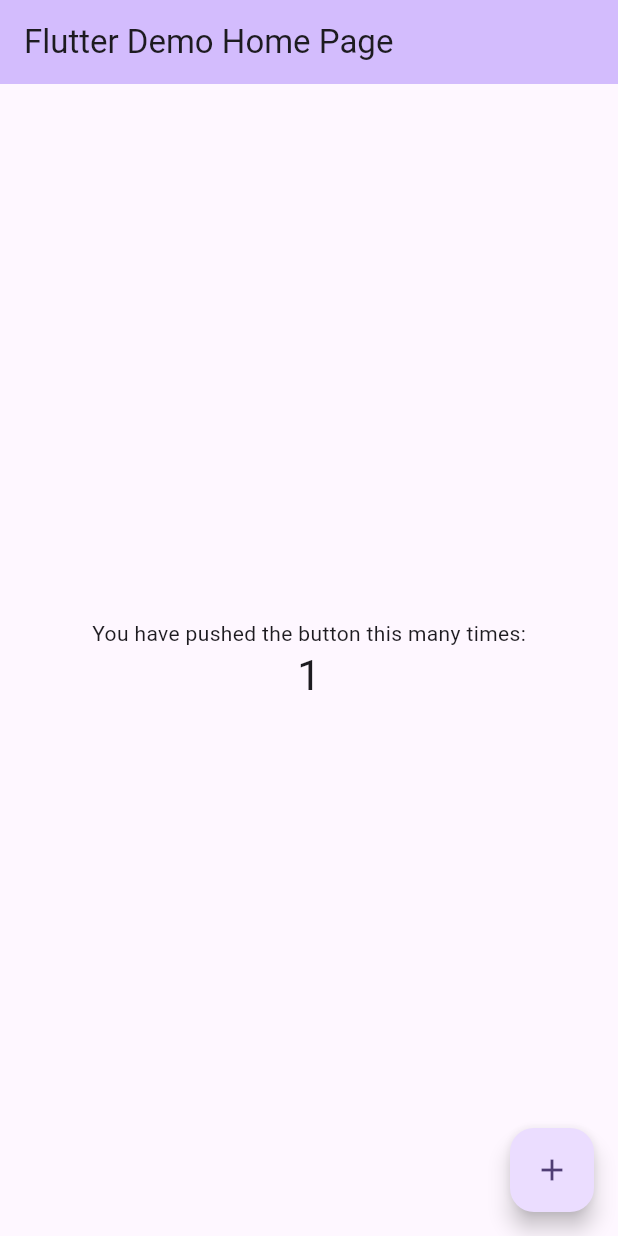
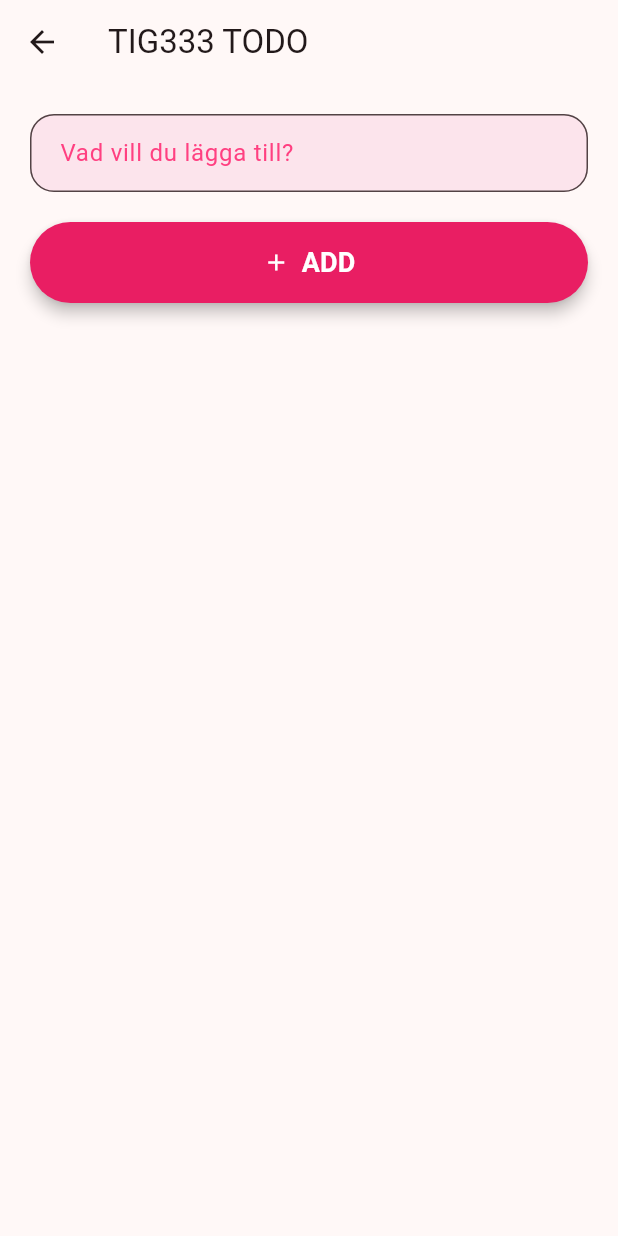
Before and after one commit to gu-tig333-ht25/gusdavama, a Flutter app: the screen it shows after launch, after a tap on the "add" icon, on a phone screen of 412 x 824 dp. Run offline on Flutter 3.47's test engine with Material 3 defaults, Android fonts, the phone set to English and light mode, and no system bars.

Commit message:
Steg 1
Den grafiska profilen för appen. Inte klickbar förutom plus-knappen på första sidan så man kan komma till den andra sidan.

```diff
--- a/lib/main.dart
+++ b/lib/main.dart
@@ -1,123 +1,153 @@
-import 'package:flutter/material.dart';
+import 'package:flutter/material.dart'; //importerar flutter biblotek
 
-void main() {
-  runApp(MyApp());
+void main() { // Startar
+  runApp(const TodoApp()); //visar ToDoApp
 }
 
-class MyApp extends StatelessWidget {
-  MyApp({super.key});
+class TodoApp extends StatelessWidget { //skapar huvud-widgeten, den är också stateless, att den inte kan ändras
+  const TodoApp({super.key});
 
-  // This widget is the root of your application.
   @override
-  Widget build(BuildContext context) {
+  Widget build(BuildContext context) { //bestämmer hur widgeten ska se ut
     return MaterialApp(
-      title: 'Flutter Demo',
-      theme: ThemeData(
-        // This is the theme of your application.
-        //
-        // TRY THIS: Try running your application with "flutter run". You'll see
-        // the application has a purple toolbar. Then, without quitting the app,
-        // try changing the seedColor in the colorScheme below to Colors.green
-        // and then invoke "hot reload" (save your changes or press the "hot
-        // reload" button in a Flutter-supported IDE, or press "r" if you used
-        // the command line to start the app).
-        //
-        // Notice that the counter didn't reset back to zero; the application
-        // state is not lost during the reload. To reset the state, use hot
-        // restart instead.
-        //
-        // This works for code too, not just values: Most code changes can be
-        // tested with just a hot reload.
-        colorScheme: ColorScheme.fromSeed(seedColor: Colors.deepPurple),
-        useMaterial3: true,
-      ),
-      home: MyHomePage(title: 'Flutter Demo Home Page'),
+      title: 'TIG333 TODO', // titeln på appen
+      theme: ThemeData( //temat för appen
+  colorScheme: ColorScheme.fromSeed(seedColor: Colors.pink),//färgtema
+  useMaterial3: true, //designsystem som gör appen mer modern
+),
+
+      home: const TodoListScreen(), //sätter startsidan
+      debugShowCheckedModeBanner: false, //tar bort debug-bannern
     );
   }
 }
 
-class MyHomePage extends StatefulWidget {
-  MyHomePage({super.key, required this.title});
-
-  // This widget is the home page of your application. It is stateful, meaning
-  // that it has a State object (defined below) that contains fields that affect
-  // how it looks.
-
-  // This class is the configuration for the state. It holds the values (in this
-  // case the title) provided by the parent (in this case the App widget) and
-  // used by the build method of the State. Fields in a Widget subclass are
-  // always marked "final".
-
-  final String title;
-
-  @override
-  State<MyHomePage> createState() => _MyHomePageState();
-}
-
-class _MyHomePageState extends State<MyHomePage> {
-  int _counter = 0;
-
-  void _incrementCounter() {
-    setState(() {
-      // This call to setState tells the Flutter framework that something has
-      // changed in this State, which causes it to rerun the build method below
-      // so that the display can reflect the updated values. If we changed
-      // _counter without calling setState(), then the build method would not be
-      // called again, and so nothing would appear to happen.
-      _counter++;
-    });
-  }
+class TodoListScreen extends StatelessWidget {
+  const TodoListScreen({super.key});
 
   @override
   Widget build(BuildContext context) {
-    // This method is rerun every time setState is called, for instance as done
-    // by the _incrementCounter method above.
-    //
-    // The Flutter framework has been optimized to make rerunning build methods
-    // fast, so that you can just rebuild anything that needs updating rather
-    // than having to individually change instances of widgets.
+    return Scaffold( //skapar en grundläggande layout för appen
+      appBar: AppBar(
+        title: const Text('TIG333 TODO'), //Titeln i appen
+      ),
+      body: ListView( //skapar en scroll-lista
+        children: const [//listan med uppgifter
+          TodoItem(title: 'Skriv en bok', done: false), //false = inte klar
+          TodoItem(title: 'Gör läxor', done: false),
+          TodoItem(title: 'Städa rummet', done: true), //true = klar
+          TodoItem(title: 'Kolla på tv', done: false),
+          TodoItem(title: 'Träna', done: true),
+          TodoItem(title: 'Laga mat', done: false),
+          TodoItem(title: 'Läs en artikel', done: false),
+        ],
+      ),
+      floatingActionButton: FloatingActionButton( //knapp för att kunna lägga till en uppgift
+  onPressed: () { //när knappen trycks
+    Navigator.push( //navigerar till en ny skärm
+      context,
+      MaterialPageRoute(builder: (context) => const AddTodoScreen()), //skärmen som öppnas är AddTodoScreen
+    );
+  },
+  child: const Icon(Icons.add), //plus-ikon på knappen
+),
+
+    );
+  }
+}
+
+class TodoItem extends StatelessWidget { //skapar en widget för varje uppgift
+  final String title;//titel på uppgiften
+  final bool done; //om uppgiften är klar eller inte
+
+  const TodoItem({super.key, required this.title, this.done = false});
+
+  @override
+  Widget build(BuildContext context) {
+    return ListTile( //färdig rad
+      leading: Checkbox( //checkbox för att markera om uppgiften är klar
+        value: done,
+        onChanged: null, // ingen funktion än så länge
+      ),
+      title: Text(//titel på uppgiften
+        title,
+        style: TextStyle(
+          color: const Color.fromARGB(255, 226, 118, 154),//rosa färg
+          decoration: done ? TextDecoration.lineThrough : null, //om uppgiften är klar, dra ett streck över texten
+        ),
+      ),
+      trailing: const Icon( //ikon för att ta bort uppgiften
+        Icons.close,
+      color: Color.fromARGB(255, 226, 118, 154), //även den är rosa
+      ),
+    );
+  }
+}
+
+class AddTodoScreen extends StatelessWidget { //skapar en ny skärm för att lägga till en uppgift
+  const AddTodoScreen({super.key});
+
+  @override
+  Widget build(BuildContext context) {
     return Scaffold(
-      appBar: AppBar(
-        // TRY THIS: Try changing the color here to a specific color (to
-        // Colors.amber, perhaps?) and trigger a hot reload to see the AppBar
-        // change color while the other colors stay the same.
-        backgroundColor: Theme.of(context).colorScheme.inversePrimary,
-        // Here we take the value from the MyHomePage object that was created by
-        // the App.build method, and use it to set our appbar title.
-        title: Text(widget.title),
+      appBar: AppBar( //appbaren högst upp
+        title: const Text('TIG333 TODO'), //titeln i appen
       ),
-      body: Center(
-        // Center is a layout widget. It takes a single child and positions it
-        // in the middle of the parent.
+      body: Padding( //lägger till padding runt innehållet
+        padding: const EdgeInsets.all(20.0),
         child: Column(
-          // Column is also a layout widget. It takes a list of children and
-          // arranges them vertically. By default, it sizes itself to fit its
-          // children horizontally, and tries to be as tall as its parent.
-          //
-          // Column has various properties to control how it sizes itself and
-          // how it positions its children. Here we use mainAxisAlignment to
-          // center the children vertically; the main axis here is the vertical
-          // axis because Columns are vertical (the cross axis would be
-          // horizontal).
-          //
-          // TRY THIS: Invoke "debug painting" (choose the "Toggle Debug Paint"
-          // action in the IDE, or press "p" in the console), to see the
-          // wireframe for each widget.
-          mainAxisAlignment: MainAxisAlignment.center,
-          children: <Widget>[
-            Text('You have pushed the button this many times:'),
-            Text(
-              '$_counter',
-              style: Theme.of(context).textTheme.headlineMedium,
+          crossAxisAlignment: CrossAxisAlignment.stretch, // gör så att knappen tar upp hela bredden
+          children: [
+
+            TextField( //textfält för att skriva in en ny uppgift
+              decoration: InputDecoration(
+                hintText: 'Vad vill du lägga till?',
+                hintStyle: const TextStyle(color: Colors.pinkAccent), // rosa hint-text
+                filled: true,
+                fillColor: Colors.pink[50], // ljusrosa bakgrund
+                contentPadding: const EdgeInsets.symmetric( // padding inuti textfältet
+                  horizontal: 16,
+                  vertical: 14,
+                ),
+                border: OutlineInputBorder( // rundade hörn på textfältet
+                  borderRadius: BorderRadius.circular(16),
+                  borderSide: const BorderSide(color: Colors.pink), // rosa kant
+                ),
+                focusedBorder: OutlineInputBorder(
+                  borderRadius: BorderRadius.circular(16),
+                  borderSide: const BorderSide(color: Colors.pinkAccent, width: 2), // rosa kant
+                ),
+              ),
+              style: const TextStyle(color: Colors.pink), // rosa text
+            ),
+            const SizedBox(height: 20), // mellanrum mellan textfältet och knappen
+
+
+            ElevatedButton.icon( //knapp med ikon för att lägga till uppgiften
+              onPressed: () { //när knappen trycks
+
+              },
+              icon: const Icon(Icons.add, color: Colors.white), // vit plus-ikon
+              label: const Text(
+                'ADD', // texten på knappen
+                style: TextStyle(
+                  fontSize: 18, //storlek på texten
+                  fontWeight: FontWeight.bold, //fet text
+                  color: Colors.white, // vit text
+                ),
+              ),
+              style: ElevatedButton.styleFrom( // stil på knappen
+                backgroundColor: Colors.pink, // rosa knapp
+                padding: const EdgeInsets.symmetric(vertical: 14), //padding
+                shape: RoundedRectangleBorder( // form på knappen
+                  borderRadius: BorderRadius.circular(30), // rundade hörn
+                ),
+                elevation: 4, // liten skugga
+              ),
             ),
           ],
         ),
       ),
-      floatingActionButton: FloatingActionButton(
-        onPressed: _incrementCounter,
-        tooltip: 'Increment',
-        child: Icon(Icons.add),
-      ), // This trailing comma makes auto-formatting nicer for build methods.
     );
   }
 }
```
Also changed, not shown: pubspec.lock.
